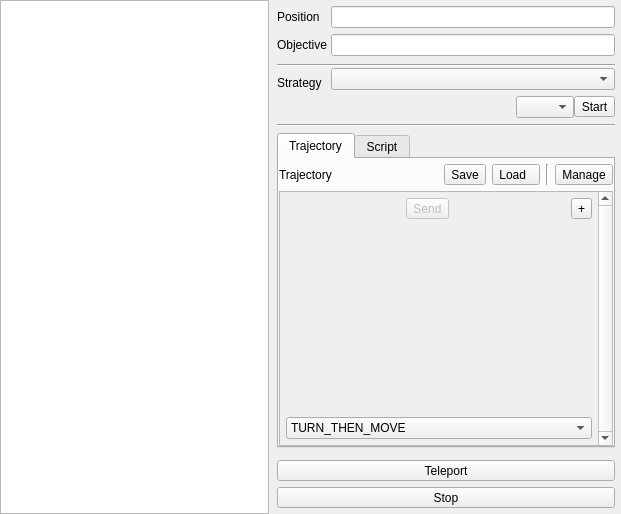
First picture: the form in Qt/Apps/NClient/RemoteControlView.ui, repository Neobot/PC, before the edit.
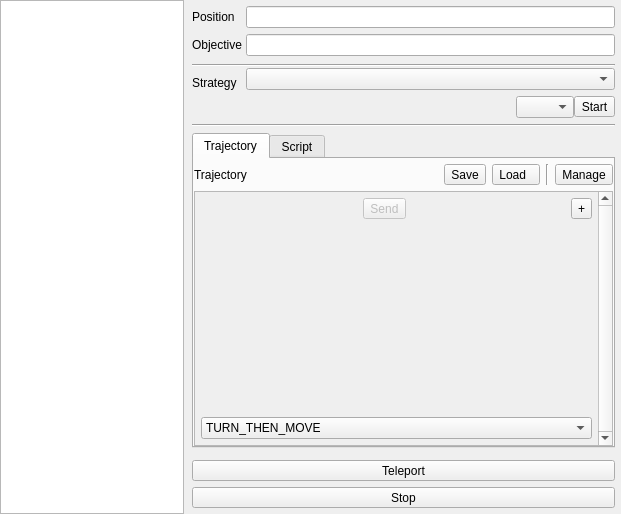
Second picture: the form after the edit. The open tabs and pages were chosen to show the change. Custom widgets are drawn as their Qt base class.

Commit message: Increase script window size in client remote control view

The edit to the form file:
```diff
--- a/Qt/Apps/NClient/RemoteControlView.ui
+++ b/Qt/Apps/NClient/RemoteControlView.ui
@@ -36,7 +36,7 @@
     <widget class="QWidget" name="widget" native="true">
      <property name="minimumSize">
       <size>
-       <width>350</width>
+       <width>435</width>
        <height>0</height>
       </size>
      </property>
@@ -250,7 +250,7 @@
               <rect>
                <x>0</x>
                <y>0</y>
-               <width>287</width>
+               <width>385</width>
                <height>243</height>
               </rect>
              </property>
```
Left out of the diff: 1 changed line with no effect on the pictures.
